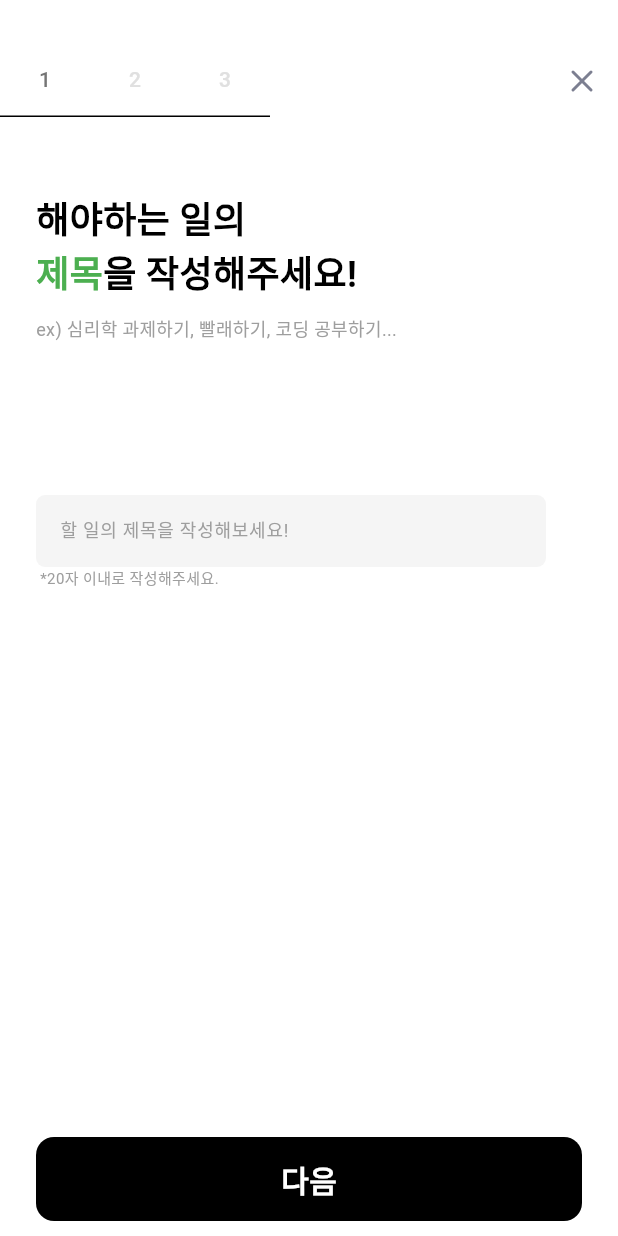
After one commit to seongukHEO/StarryWaveScreen, a Flutter app: the screen it shows after launch, after a tap on an icon or button, on a phone screen of 412 x 824 dp. The commit adds this screen. Run offline on Flutter 3.47's test engine with Material 3 defaults, Android fonts, the phone set to English and light mode, and no system bars; our stand-ins replace flutter_riverpod, flutter_svg.

Commit message:
feat : 작업 추가 첫 화면 구성

```diff
--- /dev/null
+++ b/lib/screen/add_work_screen.dart
@@ -0,0 +1,88 @@
+import 'package:flutter/cupertino.dart';
+import 'package:flutter/material.dart';
+import 'package:flutter_svg/flutter_svg.dart';
+import 'package:starrywave_screen/widget/addJob/add_focused_widget.dart';
+import 'package:starrywave_screen/widget/addJob/add_time_widget.dart';
+import 'package:starrywave_screen/widget/addJob/add_title_widget.dart';
+
+class AddWorkScreen extends StatefulWidget {
+  const AddWorkScreen({super.key});
+
+  @override
+  State<AddWorkScreen> createState() => _AddWorkScreenState();
+}
+
+class _AddWorkScreenState extends State<AddWorkScreen> with TickerProviderStateMixin{
+  late TabController _tabController;
+
+  final List<Tab> addTabs = <Tab>[
+    Tab(text: "1",),
+    Tab(text: "2",),
+    Tab(text: "3",),
+  ];
+
+  @override
+  void initState() {
+    // TODO: implement initState
+    super.initState();
+    _tabController = TabController(length: addTabs.length, vsync: this);
+  }
+
+  @override
+  void dispose() {
+    // TODO: implement dispose
+    super.dispose();
+    _tabController.dispose();
+  }
+
+  @override
+  Widget build(BuildContext context) {
+    return Scaffold(
+      body: SafeArea(
+        bottom: false,
+        child: Column(
+          children: [
+            SizedBox(height: 30),
+            Row(
+              mainAxisAlignment: MainAxisAlignment.spaceBetween,
+              children: [
+                Container(
+                  decoration: BoxDecoration(
+                    border: Border(
+                      bottom: BorderSide(color: Colors.transparent, width: 0),  // 밑줄 제거
+                    ),
+                  ),
+                  width: 180,
+                  child: TabBar(
+                    tabs: addTabs,
+                    controller: _tabController,
+                    indicator: BoxDecoration(),  // 빈 BoxDecoration으로 indicator 제거
+                    indicatorColor: Colors.transparent,
+                    labelColor: Colors.grey.shade600,
+                    unselectedLabelColor: Colors.grey.shade300,
+                  ),
+                ),
+                IconButton(
+                  onPressed: () {
+                    Navigator.pop(context);
+                  },
+                  icon: SvgPicture.asset('assets/icon/outlined/cancel.svg')
+                ),
+              ],
+            ),
+            Expanded(
+              child: TabBarView(
+                controller: _tabController,
+                children: [
+                  AddTitleWidget(),
+                  AddTimeWidget(),
+                  AddFocusedWidget()
+                ],
+              ),
+            ),
+          ],
+        ),
+      ),
+    );
+  }
+}
--- a/lib/screen/home_screen.dart
+++ b/lib/screen/home_screen.dart
@@ -3,6 +3,7 @@ import 'package:flutter/material.dart';
 import 'package:flutter_riverpod/flutter_riverpod.dart';
 import 'package:flutter_svg/flutter_svg.dart';
 import 'package:starrywave_screen/provider/home/home_provider.dart';
+import 'package:starrywave_screen/screen/add_work_screen.dart';
 import 'package:starrywave_screen/widget/home/my_page_widget.dart';
 import 'package:starrywave_screen/widget/home/record_widget.dart';
 import 'package:starrywave_screen/widget/home/working_widget.dart';
@@ -54,6 +55,12 @@ class HomeScreen extends ConsumerWidget {
           backgroundColor: Theme.of(context).colorScheme.onPrimary,
           child: SvgPicture.asset('assets/icon/bold/add_file_bold.svg', colorFilter: ColorFilter.mode(Colors.white, BlendMode.srcIn),),
           onPressed: (){
+            Navigator.push(
+              context,
+              MaterialPageRoute(
+                builder: (context) => AddWorkScreen(),  // 이동할 화면을 정의
+              ),
+            );
 
           },
         ),
--- /dev/null
+++ b/lib/widget/addJob/add_focused_widget.dart
@@ -0,0 +1,10 @@
+import 'package:flutter/cupertino.dart';
+
+class AddFocusedWidget extends StatelessWidget {
+  const AddFocusedWidget({super.key});
+
+  @override
+  Widget build(BuildContext context) {
+    return const Placeholder();
+  }
+}
--- /dev/null
+++ b/lib/widget/addJob/add_time_widget.dart
@@ -0,0 +1,10 @@
+import 'package:flutter/cupertino.dart';
+
+class AddTimeWidget extends StatelessWidget {
+  const AddTimeWidget({super.key});
+
+  @override
+  Widget build(BuildContext context) {
+    return const Placeholder();
+  }
+}
--- /dev/null
+++ b/lib/widget/addJob/add_title_widget.dart
@@ -0,0 +1,112 @@
+import 'package:flutter/cupertino.dart';
+import 'package:flutter/material.dart';
+import 'package:flutter_svg/svg.dart';
+
+class AddTitleWidget extends StatefulWidget {
+  AddTitleWidget({super.key});
+
+  @override
+  State<AddTitleWidget> createState() => _AddTitleWidgetState();
+}
+
+class _AddTitleWidgetState extends State<AddTitleWidget> {
+  TextEditingController _textEditingController = TextEditingController();
+
+  @override
+  void dispose() {
+    // TODO: implement dispose
+    super.dispose();
+    _textEditingController.dispose();
+  }
+
+  //Todo Dev 모드 보고 수정
+  @override
+  Widget build(BuildContext context) {
+    return Scaffold(
+      body: Container(
+        padding: EdgeInsets.fromLTRB(24, 0, 24, 10),
+        margin: EdgeInsets.fromLTRB(0, 50, 0, 0),
+        child: Column(
+          crossAxisAlignment: CrossAxisAlignment.start,
+          children: [
+            Text.rich(TextSpan(children: [
+              TextSpan(
+                  text: "해야하는 일의\n",
+                  style: TextStyle(fontWeight: FontWeight.w700, fontSize: 24)),
+              TextSpan(
+                  text: "제목",
+                  style: TextStyle(
+                      fontWeight: FontWeight.w700,
+                      color: Colors.green,
+                      fontSize: 24)),
+              TextSpan(
+                  text: "을 작성해주세요!",
+                  style: TextStyle(fontWeight: FontWeight.w700, fontSize: 24)),
+            ])),
+            SizedBox(
+              height: 10,
+            ),
+            Text(
+              "ex) 심리학 과제하기, 빨래하기, 코딩 공부하기...",
+              style: TextStyle(color: Colors.grey, fontSize: 12),
+            ),
+            SizedBox(
+              height: 72,
+            ),
+            Container(
+              height: 48,
+              //width: 358,
+              margin: EdgeInsets.fromLTRB(0, 30, 24, 0),
+              child: TextField(
+                controller: _textEditingController,
+                style: TextStyle(fontSize: 12),
+                decoration: InputDecoration(
+                    filled: true,
+                    fillColor: Colors.grey.shade100,
+                    focusedBorder: OutlineInputBorder(
+                      borderRadius: BorderRadius.circular(6),
+                      borderSide: BorderSide.none,
+                    ),
+                    enabledBorder: OutlineInputBorder(
+                        borderRadius: BorderRadius.circular(6),
+                        borderSide: BorderSide.none),
+                    hintText: "할 일의 제목을 작성해보세요!",
+                    hintStyle:
+                        TextStyle(color: Colors.grey.shade500, fontSize: 12)),
+                cursorColor: Colors.black,
+              ),
+            ),
+            Text(
+              " *20자 이내로 작성해주세요.",
+              style: TextStyle(color: Colors.grey, fontSize: 10),
+            ),
+            Expanded(
+                child: Column(
+                  mainAxisAlignment: MainAxisAlignment.end,
+                  children:[
+                    GestureDetector(
+                      child: Container(
+                        width: double.infinity,
+                        height: 56,
+                        decoration: BoxDecoration(
+                            color: Colors.black,
+                            borderRadius: BorderRadius.circular(12)
+                        ),
+                        child: Align(
+                            alignment: Alignment.center ,
+                            child: Text("다음", style: TextStyle(color: Colors.white, fontWeight: FontWeight.w700, fontSize: 20),)
+                        ),
+                      ),
+                      onTap: (){
+
+                      },
+                    )
+                  ],
+                )
+            )
+          ],
+        ),
+      ),
+    );
+  }
+}
--- a/lib/widget/dowork/focus/focus_list_widget.dart
+++ b/lib/widget/dowork/focus/focus_list_widget.dart
@@ -8,7 +8,6 @@ class FocusListWidget extends StatelessWidget {
 
   @override
   Widget build(BuildContext context) {
-    bool isRunning = false;
     return ListView.builder(
         itemCount: 5,
         itemBuilder: (context, index){
--- /dev/null
+++ b/lib/widget/dowork/normal/normal_list_widget.dart
@@ -0,0 +1,10 @@
+import 'package:flutter/cupertino.dart';
+
+class NormalListWidget extends StatelessWidget {
+  const NormalListWidget({super.key});
+
+  @override
+  Widget build(BuildContext context) {
+    return const Placeholder();
+  }
+}
--- a/lib/widget/dowork/normal/normal_widget.dart
+++ b/lib/widget/dowork/normal/normal_widget.dart
@@ -7,7 +7,21 @@ class NormalWidget extends StatelessWidget {
   @override
   Widget build(BuildContext context) {
     return Scaffold(
-      body: Container(color: Colors.blueAccent,),
+        body: Container(
+          color: Colors.grey.shade200,
+          padding: EdgeInsets.all(10),
+          child: Column(
+            children: [
+              Align(
+                alignment: Alignment.topRight,
+                child: Text('0 개', style: TextStyle(color: Colors.grey),),
+              ),
+              // Expanded(
+              //     child:
+              // )
+            ],
+          ),
+        )
     );
   }
 }
```
